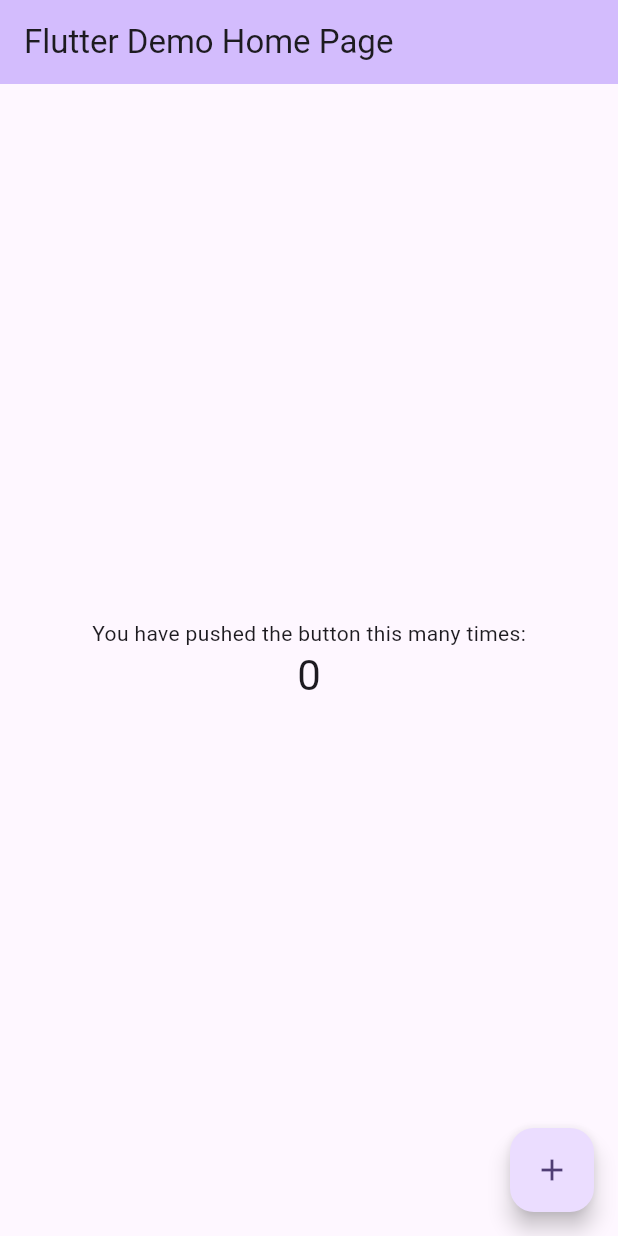
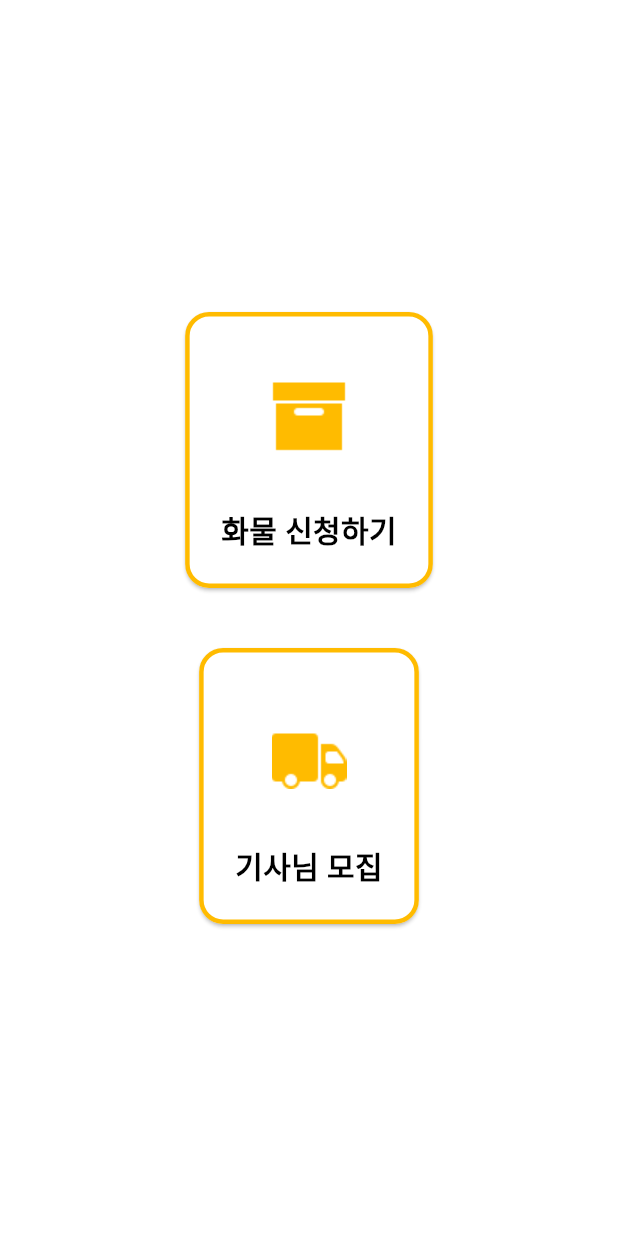
Before and after one commit to Bumjun-hub/Project_SwiftLoad, a Flutter app: the screen it shows after launch, on a phone screen of 412 x 824 dp. Run offline on Flutter 3.47's test engine with Material 3 defaults, Android fonts, the phone set to English and light mode, and no system bars.

Commit message:
인트로및선택화면구현

```diff
--- a/flutter_app/lib/intro_page.dart
+++ b/flutter_app/lib/intro_page.dart
@@ -0,0 +1,36 @@
+import 'package:flutter/material.dart';
+import 'select_page.dart';
+
+class IntroPage extends StatefulWidget {
+  const IntroPage({super.key});
+
+  @override
+  State<IntroPage> createState() => _IntroPageState();
+}
+
+class _IntroPageState extends State<IntroPage> {
+  @override
+  void initState() {
+    super.initState();
+    // 3초 후 SelectPage로 이동
+    Future.delayed(const Duration(seconds: 3), () {
+      Navigator.pushReplacement(
+        context,
+        MaterialPageRoute(builder: (context) => const SelectPage()),
+      );
+    });
+  }
+
+  @override
+  Widget build(BuildContext context) {
+    return Scaffold(
+      backgroundColor: const Color(0xFFFFBB00),
+      body: SizedBox.expand(
+        child: Image.asset(
+          'assets/intro.png',
+          fit: BoxFit.cover,
+        ),
+      ),
+    );
+  }
+}
--- a/flutter_app/lib/main.dart
+++ b/flutter_app/lib/main.dart
@@ -1,4 +1,5 @@
 import 'package:flutter/material.dart';
+import 'intro_page.dart';
 
 void main() {
   runApp(const MyApp());
@@ -6,117 +7,12 @@ void main() {
 
 class MyApp extends StatelessWidget {
   const MyApp({super.key});
-
-  // This widget is the root of your application.
   @override
   Widget build(BuildContext context) {
     return MaterialApp(
-      title: 'Flutter Demo',
-      theme: ThemeData(
-        // This is the theme of your application.
-        //
-        // TRY THIS: Try running your application with "flutter run". You'll see
-        // the application has a purple toolbar. Then, without quitting the app,
-        // try changing the seedColor in the colorScheme below to Colors.green
-        // and then invoke "hot reload" (save your changes or press the "hot
-        // reload" button in a Flutter-supported IDE, or press "r" if you used
-        // the command line to start the app).
-        //
-        // Notice that the counter didn't reset back to zero; the application
-        // state is not lost during the reload. To reset the state, use hot
-        // restart instead.
-        //
-        // This works for code too, not just values: Most code changes can be
-        // tested with just a hot reload.
-        colorScheme: ColorScheme.fromSeed(seedColor: Colors.deepPurple),
-      ),
-      home: const MyHomePage(title: 'Flutter Demo Home Page'),
+      title: 'SwiftLoad',
+      debugShowCheckedModeBanner: false,
+      home: IntroPage(),
     );
   }
 }
-
-class MyHomePage extends StatefulWidget {
-  const MyHomePage({super.key, required this.title});
-
-  // This widget is the home page of your application. It is stateful, meaning
-  // that it has a State object (defined below) that contains fields that affect
-  // how it looks.
-
-  // This class is the configuration for the state. It holds the values (in this
-  // case the title) provided by the parent (in this case the App widget) and
-  // used by the build method of the State. Fields in a Widget subclass are
-  // always marked "final".
-
-  final String title;
-
-  @override
-  State<MyHomePage> createState() => _MyHomePageState();
-}
-
-class _MyHomePageState extends State<MyHomePage> {
-  int _counter = 0;
-
-  void _incrementCounter() {
-    setState(() {
-      // This call to setState tells the Flutter framework that something has
-      // changed in this State, which causes it to rerun the build method below
-      // so that the display can reflect the updated values. If we changed
-      // _counter without calling setState(), then the build method would not be
-      // called again, and so nothing would appear to happen.
-      _counter++;
-    });
-  }
-
-  @override
-  Widget build(BuildContext context) {
-    // This method is rerun every time setState is called, for instance as done
-    // by the _incrementCounter method above.
-    //
-    // The Flutter framework has been optimized to make rerunning build methods
-    // fast, so that you can just rebuild anything that needs updating rather
-    // than having to individually change instances of widgets.
-    return Scaffold(
-      appBar: AppBar(
-        // TRY THIS: Try changing the color here to a specific color (to
-        // Colors.amber, perhaps?) and trigger a hot reload to see the AppBar
-        // change color while the other colors stay the same.
-        backgroundColor: Theme.of(context).colorScheme.inversePrimary,
-        // Here we take the value from the MyHomePage object that was created by
-        // the App.build method, and use it to set our appbar title.
-        title: Text(widget.title),
-      ),
-      body: Center(
-        // Center is a layout widget. It takes a single child and positions it
-        // in the middle of the parent.
-        child: Column(
-          // Column is also a layout widget. It takes a list of children and
-          // arranges them vertically. By default, it sizes itself to fit its
-          // children horizontally, and tries to be as tall as its parent.
-          //
-          // Column has various properties to control how it sizes itself and
-          // how it positions its children. Here we use mainAxisAlignment to
-          // center the children vertically; the main axis here is the vertical
-          // axis because Columns are vertical (the cross axis would be
-          // horizontal).
-          //
-          // TRY THIS: Invoke "debug painting" (choose the "Toggle Debug Paint"
-          // action in the IDE, or press "p" in the console), to see the
-          // wireframe for each widget.
-          mainAxisAlignment: MainAxisAlignment.center,
-          children: <Widget>[
-            const Text('You have pushed the button this many times:'),
-            Text(
-              '$_counter',
-              style: Theme.of(context).textTheme.headlineMedium,
-            ),
-          ],
-        ),
-      ),
-      floatingActionButton: FloatingActionButton(
-        onPressed: _incrementCounter,
-        tooltip: 'Increment',
-        child: const Icon(Icons.add),
-      ), // This trailing comma makes auto-formatting nicer for build methods.
-    );
-  }
-}
--- a/flutter_app/lib/select_page.dart
+++ b/flutter_app/lib/select_page.dart
@@ -0,0 +1,90 @@
+import 'package:flutter/material.dart';
+
+class SelectPage extends StatelessWidget {
+  const SelectPage({super.key});
+
+  @override
+  Widget build(BuildContext context) {
+    return Scaffold(
+      backgroundColor: Colors.white,
+      body: Padding(
+        padding: const EdgeInsets.all(24.0),
+        child: Center(
+          child: Column(
+            mainAxisSize: MainAxisSize.min,
+            children: [
+              OptionCard(
+                imagePath: 'assets/box.png',
+                title: '화물 신청하기',
+                onTap: () {
+                  ScaffoldMessenger.of(context).showSnackBar(
+                    const SnackBar(content: Text('구글 로그인이 필요합니다')),
+                  );
+                },
+              ),
+              const SizedBox(height: 32),
+              OptionCard(
+                imagePath: 'assets/truck.png',
+                title: '기사님 모집',
+                onTap: () {
+                  // TODO: 기사님 모집 이동
+                },
+              ),
+            ],
+          ),
+        ),
+      ),
+    );
+  }
+}
+
+class OptionCard extends StatelessWidget {
+  final String imagePath;
+  final String title;
+  final VoidCallback onTap;
+
+  const OptionCard({
+    super.key,
+    required this.imagePath,
+    required this.title,
+    required this.onTap,
+  });
+
+  @override
+  Widget build(BuildContext context) {
+    return GestureDetector(
+      onTap: onTap,
+      child: Card(
+        shape: RoundedRectangleBorder(
+          borderRadius: BorderRadius.circular(16),
+          side: const BorderSide(
+            color: Color(0xFFFFBB00),
+            width: 3,
+          ),
+        ),
+        color: Colors.white,
+        child: Padding(
+          padding: const EdgeInsets.all(24),
+          child: Column(
+            children: [
+              Image.asset(
+                imagePath,
+                width: 90,
+                height: 90,
+              ),
+              const SizedBox(height: 16),
+              Text(
+                title,
+                style: const TextStyle(
+                  fontSize: 20,
+                  fontWeight: FontWeight.bold,
+                  color: Colors.black,
+                ),
+              ),
+            ],
+          ),
+        ),
+      ),
+    );
+  }
+}
--- a/flutter_app/pubspec.yaml
+++ b/flutter_app/pubspec.yaml
@@ -57,6 +57,9 @@ flutter:
   # the material Icons class.
   uses-material-design: true
 
+  assets:
+    - assets/
+
   # To add assets to your application, add an assets section, like this:
   # assets:
   #   - images/a_dot_burr.jpeg
```
